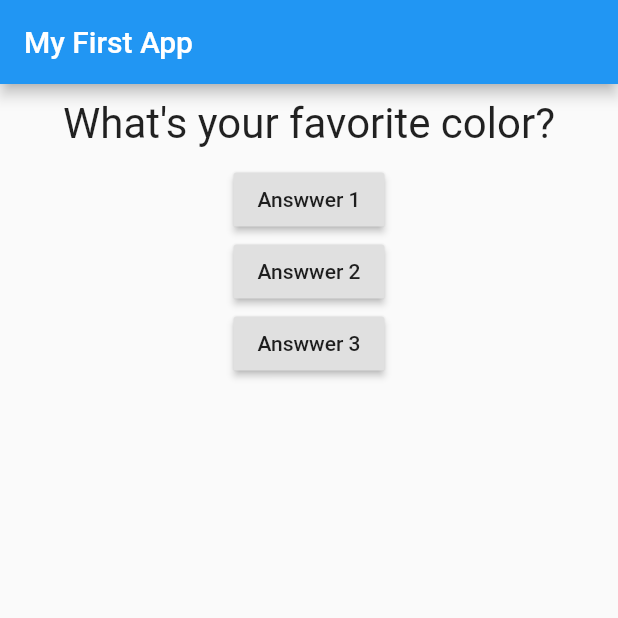
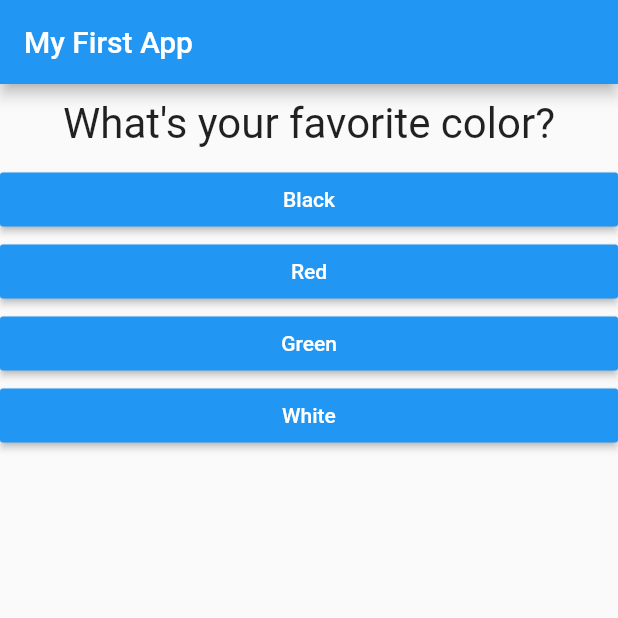
Before and after one commit to bennyziio/flutter_study, a Flutter app: the screen it shows after launch, on a phone screen of 412 x 824 dp, the top half of it. Run offline on Flutter 3.47's test engine with Material 2 defaults, Android fonts, the phone set to English and light mode, and no system bars.

Commit message:
answer.dart added

```diff
--- /dev/null
+++ b/lib/answer.dart
@@ -0,0 +1,21 @@
+import 'package:flutter/material.dart';
+
+class Answer extends StatelessWidget {
+  final Function selectHandler;
+  final String answerText;
+
+  Answer(this.selectHandler, String this.answerText);
+
+  @override
+  Widget build(BuildContext context) {
+    return Container(
+      width: double.infinity,
+      child: RaisedButton(
+        color: Colors.blue,
+        textColor: Colors.white,
+        child: Text(answerText),
+        onPressed: selectHandler,
+      ),
+    );
+  }
+}
--- a/lib/main.dart
+++ b/lib/main.dart
@@ -1,6 +1,7 @@
 import 'package:flutter/material.dart';
 
 import './question.dart';
+import './answer.dart';
 
 // void main() {
 //   runApp(MyBrilliantApp());
@@ -29,10 +30,26 @@ class _MyBrilliantAppState extends State<MyBrilliantApp> {
 
   @override
   Widget build(BuildContext context) {
-    var questions = [
-      'What\'s your favorite color?',
-      'What\'s your favorite animal?'
+    const questions = [
+      {
+        'questionText': 'What\'s your favorite color?',
+        'answers': ['Black', 'Red', 'Green', 'White'],
+      },
+      {
+        'questionText': 'What\'s your favorite animal?',
+        'answers': ['Rabbit', 'Snake', 'Elephant', 'Lion'],
+      },
+      {
+        'questionText': 'Who\'s your favorite instructor?',
+        'answers': ['Ben', 'Ben', 'Ben', 'Ben'],
+      },
     ];
+
+    // var dummy = const ['Hello'];
+    // dummy.add('Ben');
+    // print(dummy);
+    // dummy = [];
+    // question = [];  // does not work if questions is a const
     return MaterialApp(
       home: Scaffold(
         appBar: AppBar(
@@ -41,23 +58,12 @@ class _MyBrilliantAppState extends State<MyBrilliantApp> {
         body: Column(
           children: [
             Question(
-              questions[_questionIndex],
+              questions[_questionIndex]['questionText'],
             ),
-            RaisedButton(
-              child: Text('Answwer 1'),
-              onPressed: _answerQuestion,
-            ),
-            RaisedButton(
-              child: Text('Answwer 2'),
-              onPressed: () => print('Answer 2 chosen!'),
-            ),
-            RaisedButton(
-              child: Text('Answwer 3'),
-              onPressed: () {
-                // ...
-                print('Answer 3 chosen');
-              },
-            ),
+            ...(questions[_questionIndex]['answers'] as List<String>)
+                .map((answer) {
+              return Answer(_answerQuestion, answer);
+            }).toList()
           ],
         ),
       ),
```
Also changed, not shown: pubspec.lock.
